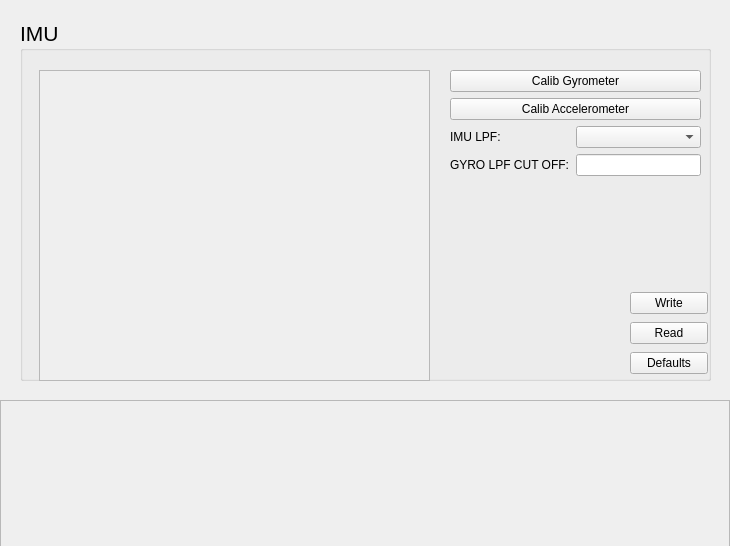
Above: src/uavconfig.ui from nlbtuyen/ConfigurationGCS before the change. Below: the same form after it.
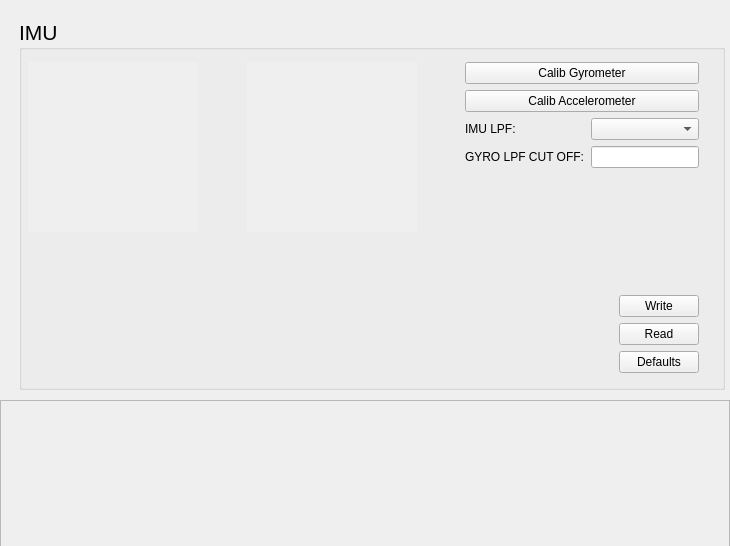
That is the form after the change. Icons and pictures are not drawn.

Commit message: Add Hub Widget + Compass Widget to IMU Tabs

The edit to the form file:
```diff
--- a/src/uavconfig.ui
+++ b/src/uavconfig.ui
@@ -4000,10 +4000,10 @@
     <widget class="QGroupBox" name="groupBox_IMU">
      <property name="geometry">
       <rect>
-       <x>10</x>
-       <y>10</y>
-       <width>691</width>
-       <height>361</height>
+       <x>9</x>
+       <y>9</y>
+       <width>706</width>
+       <height>371</height>
       </rect>
      </property>
      <property name="font">
@@ -4021,66 +4021,47 @@
      <property name="flat">
       <bool>true</bool>
      </property>
-     <widget class="QWidget" name="layoutWidget_2">
+     <widget class="QWidget" name="">
       <property name="geometry">
        <rect>
-        <x>610</x>
-        <y>270</y>
-        <width>78</width>
-        <height>86</height>
-       </rect>
-      </property>
-      <layout class="QVBoxLayout" name="verticalLayout_2">
-       <item>
-        <widget class="QPushButton" name="btn_Write_IMU">
-         <property name="font">
-          <font>
-           <family>Arial</family>
-           <pointsize>9</pointsize>
-          </font>
-         </property>
-         <property name="text">
-          <string>Write</string>
-         </property>
-        </widget>
-       </item>
-       <item>
-        <widget class="QPushButton" name="btn_Read_IMU">
-         <property name="font">
-          <font>
-           <family>Arial</family>
-           <pointsize>9</pointsize>
-          </font>
-         </property>
-         <property name="text">
-          <string>Read</string>
-         </property>
-        </widget>
-       </item>
-       <item>
-        <widget class="QPushButton" name="pushButton_6">
-         <property name="font">
-          <font>
-           <family>Arial</family>
-           <pointsize>9</pointsize>
-          </font>
-         </property>
-         <property name="text">
-          <string>Defaults</string>
-         </property>
-        </widget>
-       </item>
-      </layout>
-     </widget>
-     <widget class="QScrollArea" name="scrollArea_3D">
-      <property name="geometry">
-       <rect>
-        <x>19</x>
-        <y>50</y>
-        <width>391</width>
+        <x>9</x>
+        <y>43</y>
+        <width>671</width>
         <height>311</height>
        </rect>
       </property>
+      <layout class="QVBoxLayout" name="verticalLayout_11">
+       <item>
+        <layout class="QHBoxLayout" name="horizontalLayout_3">
+         <item>
+          <widget class="QScrollArea" name="scrollArea_heading">
+           <property name="minimumSize">
+            <size>
+             <width>170</width>
+             <height>170</height>
+            </size>
+           </property>
+           <property name="maximumSize">
+            <size>
+             <width>170</width>
+             <height>170</height>
+            </size>
+           </property>
+           <property name="contextMenuPolicy">
+            <enum>Qt::DefaultContextMenu</enum>
+           </property>
+           <property name="styleSheet">
+            <string notr="true">border-radius: 10px;</string>
+           </property>
+           <property name="frameShape">
+            <enum>QFrame::Box</enum>
+           </property>
+           <property name="frameShadow">
+            <enum>QFrame::Sunken</enum>
+           </property>
+           <property name="lineWidth">
+            <number>1</number>
+           </property>
       <property name="widgetResizable">
        <bool>true</bool>
       </property>
@@ -4089,21 +4070,75 @@
         <rect>
          <x>0</x>
          <y>0</y>
-         <width>389</width>
-         <height>309</height>
+              <width>170</width>
+              <height>170</height>
         </rect>
        </property>
       </widget>
      </widget>
-     <widget class="QWidget" name="layoutWidget">
+         </item>
+         <item>
+          <spacer name="horizontalSpacer_2">
+           <property name="orientation">
+            <enum>Qt::Horizontal</enum>
+           </property>
+           <property name="sizeHint" stdset="0">
+            <size>
+             <width>40</width>
+             <height>20</height>
+            </size>
+           </property>
+          </spacer>
+         </item>
+         <item>
+          <widget class="QScrollArea" name="scrollArea_Compass">
+           <property name="minimumSize">
+            <size>
+             <width>170</width>
+             <height>170</height>
+            </size>
+           </property>
+           <property name="maximumSize">
+            <size>
+             <width>170</width>
+             <height>170</height>
+            </size>
+           </property>
+           <property name="styleSheet">
+            <string notr="true">border-radius: 10px;</string>
+           </property>
+           <property name="frameShape">
+            <enum>QFrame::NoFrame</enum>
+           </property>
+           <property name="widgetResizable">
+            <bool>true</bool>
+           </property>
+           <widget class="QWidget" name="scrollAreaWidgetContents_8">
       <property name="geometry">
        <rect>
-        <x>430</x>
-        <y>50</y>
-        <width>251</width>
-        <height>131</height>
-       </rect>
-      </property>
+              <x>0</x>
+              <y>0</y>
+              <width>170</width>
+              <height>170</height>
+             </rect>
+            </property>
+           </widget>
+          </widget>
+         </item>
+         <item>
+          <spacer name="horizontalSpacer_3">
+           <property name="orientation">
+            <enum>Qt::Horizontal</enum>
+           </property>
+           <property name="sizeHint" stdset="0">
+            <size>
+             <width>40</width>
+             <height>20</height>
+            </size>
+           </property>
+          </spacer>
+         </item>
+         <item>
       <layout class="QFormLayout" name="formLayout_10">
        <item row="2" column="0">
         <widget class="QLabel" name="label_IMU_MPU_LPF">
@@ -4232,6 +4267,83 @@
           </font>
          </property>
         </widget>
+           </item>
+          </layout>
+         </item>
+        </layout>
+       </item>
+       <item>
+        <spacer name="verticalSpacer_2">
+         <property name="orientation">
+          <enum>Qt::Vertical</enum>
+         </property>
+         <property name="sizeHint" stdset="0">
+          <size>
+           <width>20</width>
+           <height>40</height>
+          </size>
+         </property>
+        </spacer>
+       </item>
+       <item>
+        <layout class="QHBoxLayout" name="horizontalLayout_4">
+         <item>
+          <spacer name="horizontalSpacer">
+           <property name="orientation">
+            <enum>Qt::Horizontal</enum>
+           </property>
+           <property name="sizeHint" stdset="0">
+            <size>
+             <width>40</width>
+             <height>20</height>
+            </size>
+           </property>
+          </spacer>
+         </item>
+         <item>
+          <layout class="QVBoxLayout" name="verticalLayout_2">
+           <item>
+            <widget class="QPushButton" name="btn_Write_IMU">
+             <property name="font">
+              <font>
+               <family>Arial</family>
+               <pointsize>9</pointsize>
+              </font>
+             </property>
+             <property name="text">
+              <string>Write</string>
+             </property>
+            </widget>
+           </item>
+           <item>
+            <widget class="QPushButton" name="btn_Read_IMU">
+             <property name="font">
+              <font>
+               <family>Arial</family>
+               <pointsize>9</pointsize>
+              </font>
+             </property>
+             <property name="text">
+              <string>Read</string>
+             </property>
+            </widget>
+           </item>
+           <item>
+            <widget class="QPushButton" name="pushButton_6">
+             <property name="font">
+              <font>
+               <family>Arial</family>
+               <pointsize>9</pointsize>
+              </font>
+             </property>
+             <property name="text">
+              <string>Defaults</string>
+             </property>
+            </widget>
+           </item>
+          </layout>
+         </item>
+        </layout>
        </item>
       </layout>
      </widget>
```
Lines whose indentation alone changed are shown as unchanged. The commit also changes 2 other files.
